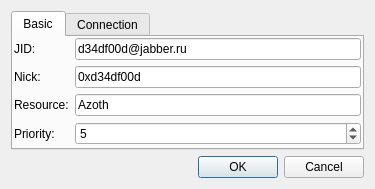
First picture: the form in src/plugins/azoth/plugins/xoox/glooxaccountconfigurationdialog.ui, repository 0xd34df00d/leechcraft, before the edit.
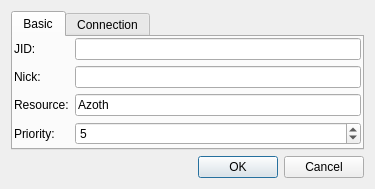
Second picture: the form after the edit.

Commit message: Azoth Xoox: removed my (default) data.

The edit to the form file:
```diff
--- a/src/plugins/azoth/plugins/xoox/glooxaccountconfigurationdialog.ui
+++ b/src/plugins/azoth/plugins/xoox/glooxaccountconfigurationdialog.ui
@@ -40,7 +40,7 @@
        <item row="0" column="1">
         <widget class="QLineEdit" name="JID_">
          <property name="text">
-          <string notr="true">d34df00d@jabber.ru</string>
+          <string notr="true"/>
          </property>
         </widget>
        </item>
@@ -54,7 +54,7 @@
        <item row="1" column="1">
         <widget class="QLineEdit" name="Nick_">
          <property name="text">
-          <string notr="true">0xd34df00d</string>
+          <string notr="true"/>
          </property>
         </widget>
        </item>
```
